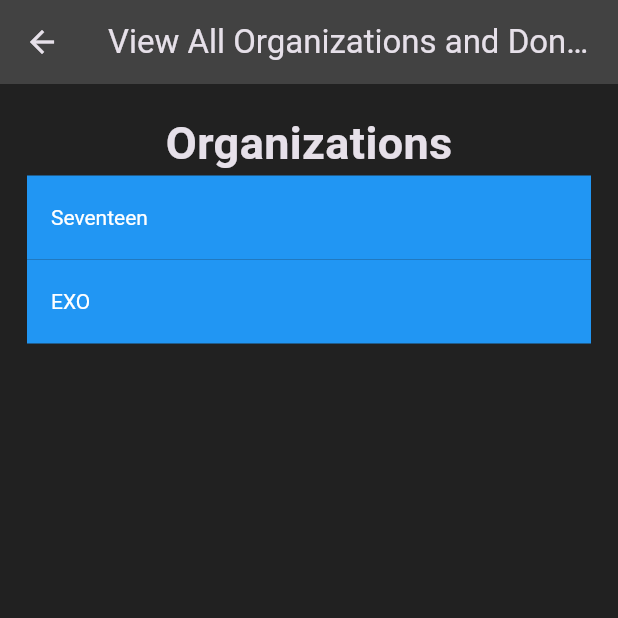
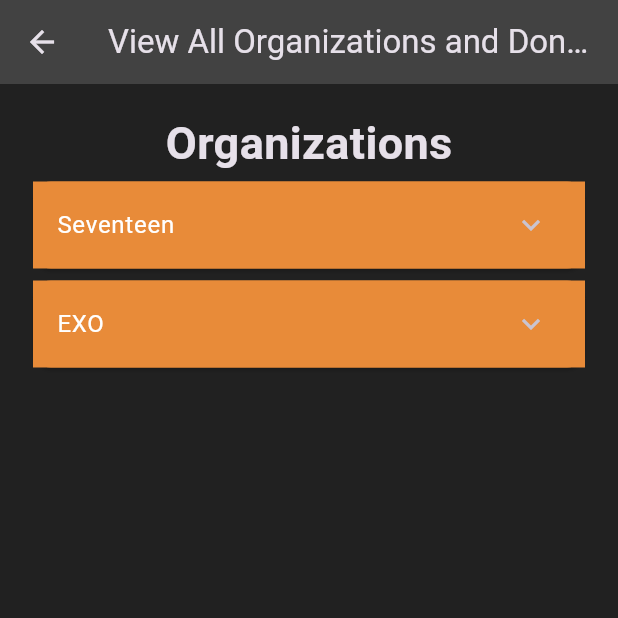
Before and after one commit to ArlJethroMaranan/cmsc-23-project-group4, a Flutter app: the ViewOrgsDonaPage screen opened directly, on a phone screen of 412 x 824 dp, the top half of it. Run offline on Flutter 3.47's test engine with Material 3 defaults, Android fonts, the light colour scheme and no system bars.

Commit message:
ui: updated ui for admin pages

```diff
--- a/cmsc_23_proj/lib/screens/admin_view/admin_viewOrgDona.dart
+++ b/cmsc_23_proj/lib/screens/admin_view/admin_viewOrgDona.dart
@@ -18,32 +18,52 @@
     "donation 1"
   ];
 
-  Widget orgListView(){
+
+  Widget donationListView(){
     return ListView.builder(
-      itemCount: orgList.length,
+      itemCount: donationList.length,
       itemBuilder: ((context, index) {
-        return ListTile(
-          title: Text(orgList[index]),
-          tileColor: Colors.blue,
-          titleTextStyle: TextStyle(color: Colors.white),
-          // onTap: ,
+        return ExpansionTile(
+          title: Text(donationList[index],
+            style: TextStyle(color: Colors.white),
+          ),
+          collapsedBackgroundColor: Color.fromARGB(255, 232, 139, 57),
+          backgroundColor: Color.fromARGB(255, 232, 139, 57),
+          children: [
+            Padding(
+              padding: const EdgeInsets.all(16),
+              child: Text("donation details")
+            )
+          ]
         );
       })
     );
   }
 
-  Widget donationListView(){
+  Widget orgListView(){
     return ListView.builder(
-      itemCount: donationList.length,
+      itemCount: orgList.length,
       itemBuilder: ((context, index) {
-        return ListTile(
-          title: Text(donationList[index]),
-          tileColor: Colors.blue,
-          titleTextStyle: TextStyle(color: Colors.white),
+        return Card(
+          color: Color.fromARGB(255, 232, 139, 57),
+          child: ExpansionTile(
+            title: Text(orgList[index],
+              style: TextStyle(color: Colors.white),
+            ),
+            collapsedBackgroundColor: Color.fromARGB(255, 232, 139, 57),
+            backgroundColor: Color.fromARGB(255, 232, 139, 57),
+            children: [
+              Padding(
+                padding: const EdgeInsets.all(16),
+                child: donationListView()
+              )
+            ]
+          )
         );
       })
     );
   }
+
 
   @override
   Widget build(BuildContext context) {
--- a/cmsc_23_proj/lib/screens/auth_pages/sign_in.dart
+++ b/cmsc_23_proj/lib/screens/auth_pages/sign_in.dart
@@ -97,13 +97,13 @@
                   onPressed: () {
                     Navigator.pushNamed(context, '/admin-main');
                   },
-                  child: const Text("Sign up"),
+                  child: const Text("Admin"),
                 ),
                 OutlinedButton(
                   onPressed: () {
                     Navigator.pushNamed(context, '/orgs-main');
                   },
-                  child: const Text("Sign up"),
+                  child: const Text("Orgs"),
                 ),
               ],
             ),
```
Also changed, not shown: cmsc_23_proj/lib/screens/admin_view/admin_homePage.dart (+19 -3 lines), cmsc_23_proj/lib/screens/admin_view/admin_orgApproval.dart (+14 -8 lines), cmsc_23_proj/lib/screens/admin_view/admin_viewDonors.dart (+11 -5 lines).
